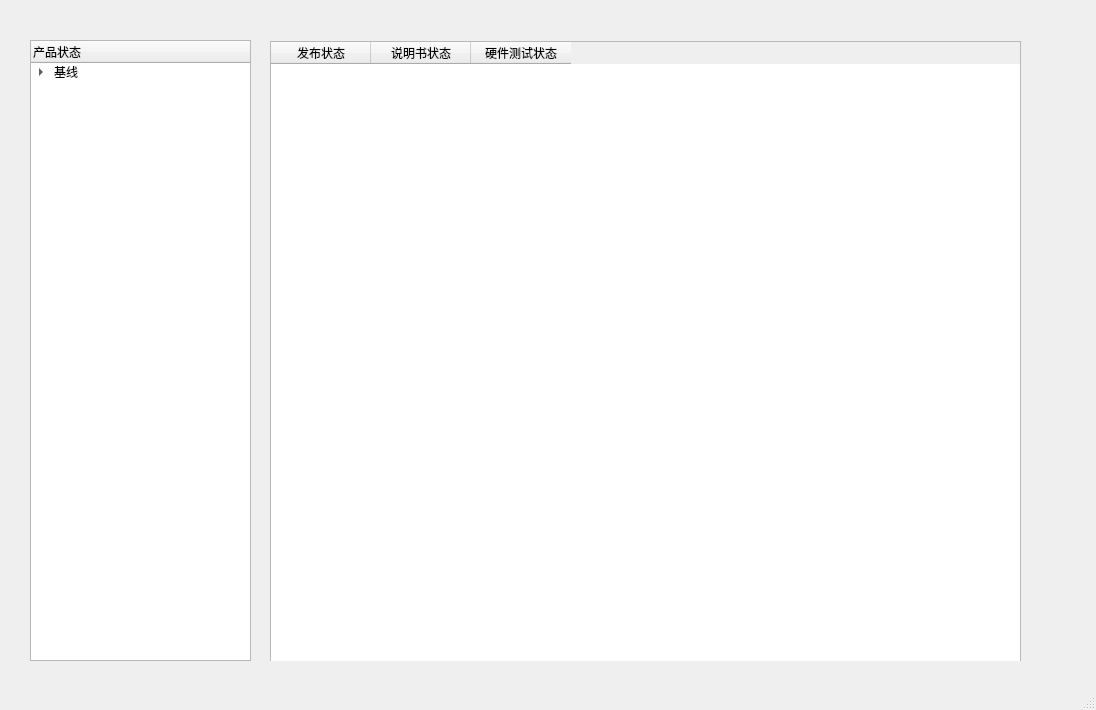
Before: the Qt Designer form src/design/MainWindow.ui in garyhuang2018/Test, drawn with Qt 5.
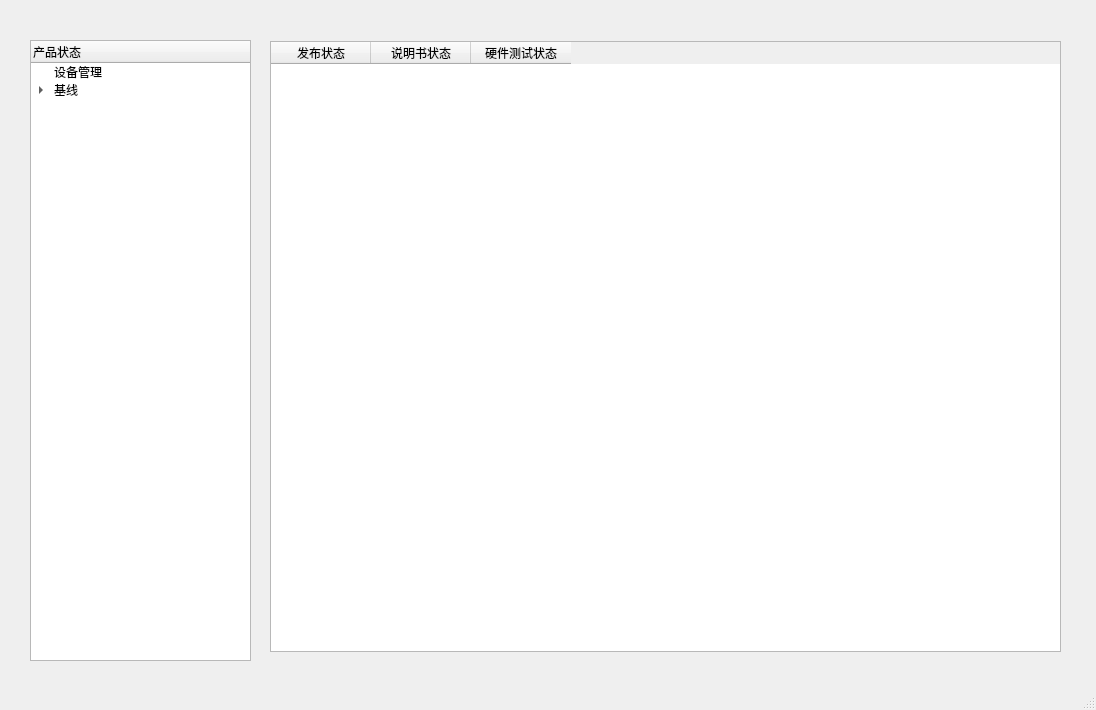
After: the same form once the commit is applied. The open tabs and pages were chosen to show the change.

Commit message: support digital device reboot test and gui change

Diff of the .ui file:
```diff
--- a/src/design/MainWindow.ui
+++ b/src/design/MainWindow.ui
@@ -28,6 +28,11 @@
       <string>产品状态</string>
      </property>
     </column>
+    <item>
+     <property name="text">
+      <string>设备管理</string>
+     </property>
+    </item>
     <item>
      <property name="text">
       <string>基线</string>
@@ -172,8 +177,8 @@
        <rect>
         <x>10</x>
         <y>21</y>
-        <width>751</width>
-        <height>631</height>
+        <width>791</width>
+        <height>611</height>
        </rect>
       </property>
       <column>
```
Left out of the diff: 7 changed lines with no effect on the pictures. The commit also changes 1 other file.
